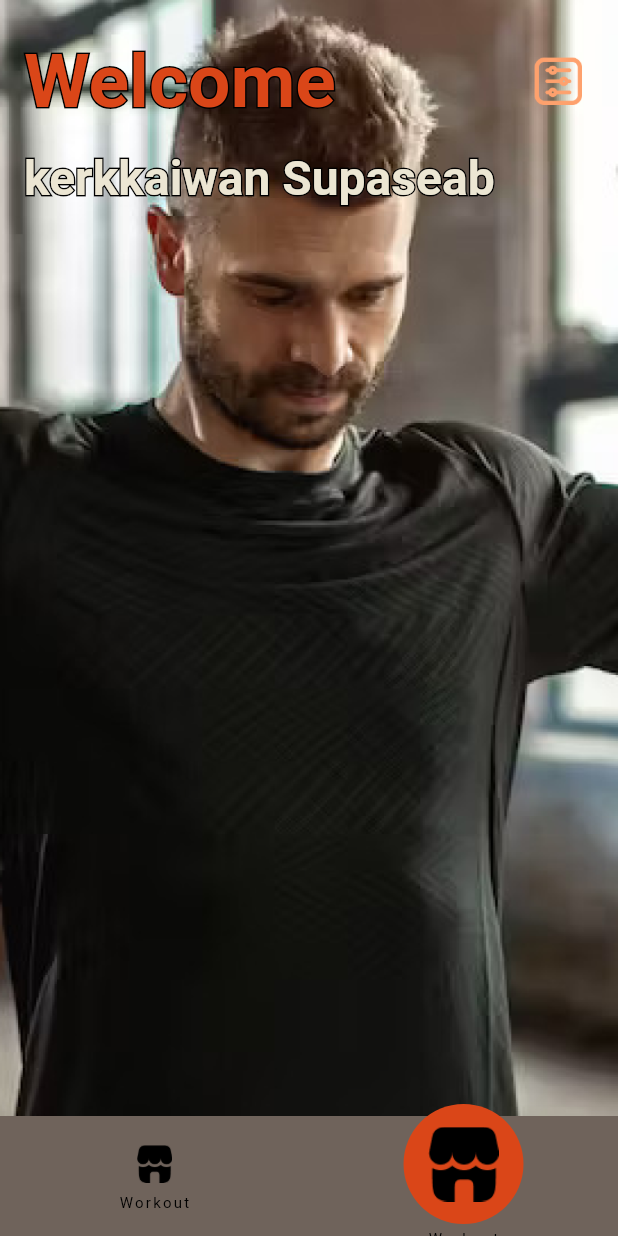
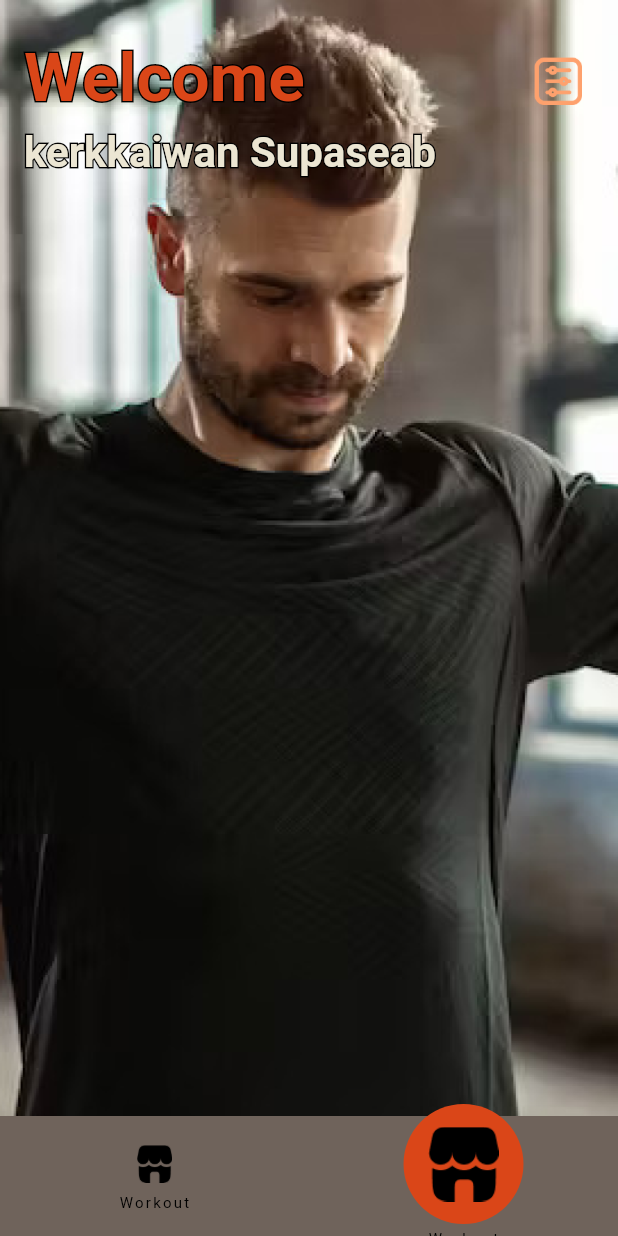
Before and after one commit to autyauth/soft_dev_app, a Flutter app: the screen it shows after launch, item 2 of the bottom bar chosen, on a phone screen of 412 x 824 dp. Run offline on Flutter 3.47's test engine with Material 2 defaults, Android fonts, the phone set to English and light mode, and no system bars.

```diff
--- a/lib/features/workout/screens/page/background_picture_select.dart
+++ b/lib/features/workout/screens/page/background_picture_select.dart
@@ -23,7 +23,7 @@ class BackgroundPictureSelect extends StatelessWidget {
           Positioned(
             top: screenHeight * 0.04,
             left: screenWidth * 0.1,
-            child:  ImgBackButton(),
+            child:  ImgBackButton(width: 80,),
           ),
           Positioned(
             top: screenHeight * 0.04,
--- a/lib/features/workout/screens/page/edit_profile_page.dart
+++ b/lib/features/workout/screens/page/edit_profile_page.dart
@@ -36,7 +36,7 @@ class EditProfilePage extends StatelessWidget {
             child: OutlinedText(
                 text: "edits",
                 textStyle: const TextStyle(
-                  fontSize: 50,
+                  fontSize: 38,
                   fontWeight: FontWeight.bold,
                   color: Palette.orangeCreamColor2,
                 ),
--- a/lib/features/workout/screens/page/pofile_picture_select.dart
+++ b/lib/features/workout/screens/page/pofile_picture_select.dart
@@ -30,7 +30,7 @@ class ProfilePictureSelect extends StatelessWidget {
             child: OutlinedText(
                 text: "Profile\nPicture",
                 textStyle: const TextStyle(
-                  fontSize: 50,
+                  fontSize: 38,
                   fontWeight: FontWeight.bold,
                   color: Palette.orangeCreamColor2,
                 ),
--- a/lib/features/workout/screens/page/profile_page.dart
+++ b/lib/features/workout/screens/page/profile_page.dart
@@ -26,7 +26,7 @@ class ProfilePage extends StatelessWidget {
             child: OutlinedText(
                 text: "Welcome",
                 textStyle: const TextStyle(
-                  fontSize: 50,
+                  fontSize: 45,
                   fontWeight: FontWeight.bold,
                   color: Palette.orangeColor,
                 ),
@@ -36,12 +36,12 @@ class ProfilePage extends StatelessWidget {
 
 
           Positioned(
-            top: 100,
+            top: 85,
             left: 16,
             child: OutlinedText(
                 text: "kerkkaiwan Supaseab",
                 textStyle: const TextStyle(
-                  fontSize: 32,
+                  fontSize: 28,
                   fontWeight: FontWeight.bold,
                   color: Palette.creamColor2,
                 ),
--- a/lib/features/workout/screens/widget/back_btn.dart
+++ b/lib/features/workout/screens/widget/back_btn.dart
@@ -2,7 +2,7 @@ import 'package:flutter/material.dart';
 
 class ImgBackButton extends StatelessWidget {
   final double width;
-  ImgBackButton({Key? key, this.width = 50}) : super(key: key);
+  ImgBackButton({Key? key, this.width = 120}) : super(key: key);
 
   @override
   Widget build(BuildContext context) {
```
